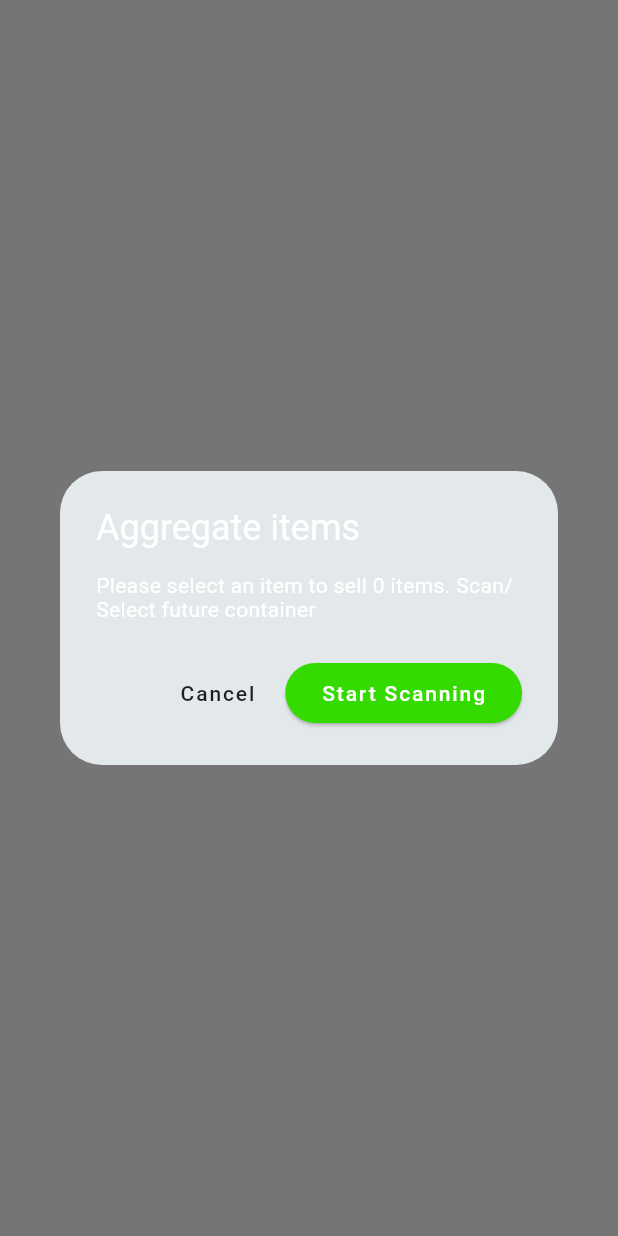
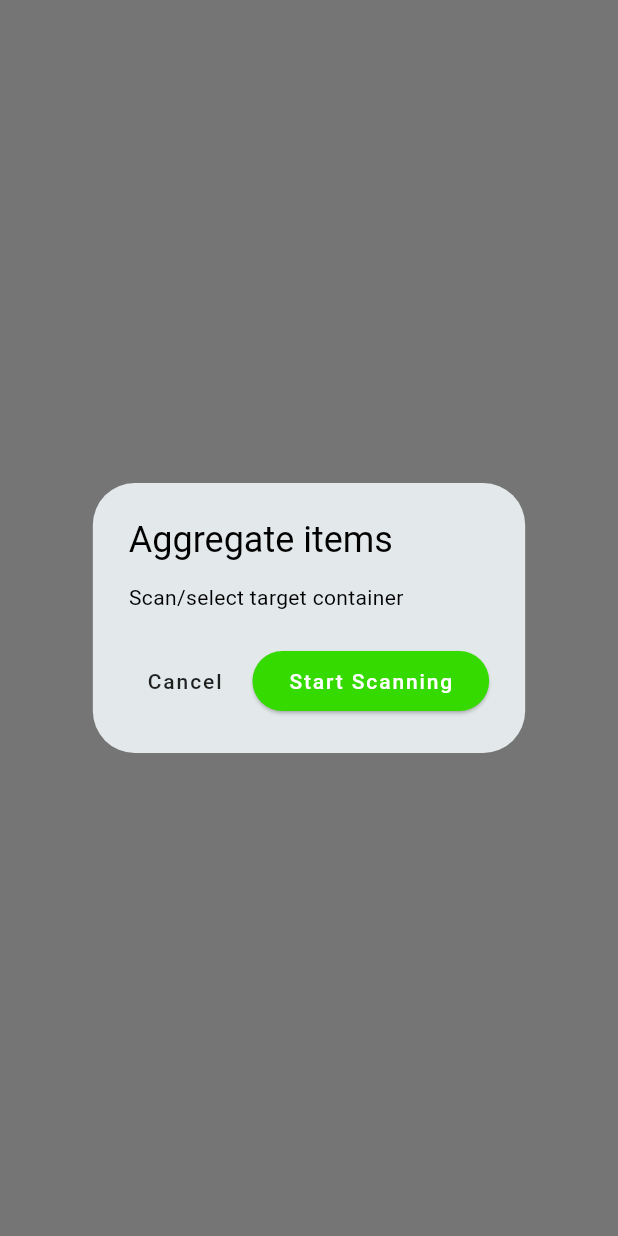
Before and after one commit to dhruba79/tracefoodchain, a Flutter app: what showAggregateItemsDialog() shows on an empty page, opened directly with empty values, on a phone screen of 412 x 824 dp. Run offline on Flutter 3.47's test engine with Material 3 defaults, Android fonts, the phone set to English and light mode, and no system bars; our stand-ins replace camera, cloud_firestore, connectivity_plus, device_preview, firebase_auth, firebase_core and 10 more; missing offline and left inert: flutter_nfc_kit, mobile_scanner, workmanager; accounts and stored records are empty; generated files the repository leaves out were written again; statements that could not run were skipped.

Commit message:
bugfixes in aggregating items

```diff
--- a/lib/l10n/app_de.arb
+++ b/lib/l10n/app_de.arb
@@ -296,7 +296,7 @@
   "deviceToDevice": "Gerät-zu-Gerät",
   "ciatFirstSale": "CIAT Erstverkauf",
   "buyCoffeeDeviceToDevice": "Kaffee kaufen (Gerät-zu-Gerät)",
-  "scanSelectFutureContainer": "Container scannen/auswählen",
+  "scanSelectFutureContainer": "Zielbehälter scannen/auswählen",
   "scanContainerInstructions": "Verwenden Sie QR-Code/NFC oder wählen Sie manuell aus, wo der Kaffee gelagert werden soll.",
   "presentInfoToSeller": "Informationen dem Verkäufer präsentieren",
   "presentInfoToSellerInstructions": "Zeigen Sie dem Verkäufer den QR-Code oder NFC-Tag, um die Transaktion zu starten.",
--- a/lib/l10n/app_en.arb
+++ b/lib/l10n/app_en.arb
@@ -297,7 +297,7 @@
   "deviceToDevice": "Device-to-device",
   "ciatFirstSale": "CIAT first sale",
   "buyCoffeeDeviceToDevice": "Buy Coffee (device-to-device)",
-  "scanSelectFutureContainer": "Scan/Select future container",
+  "scanSelectFutureContainer": "Scan/select target container",
   "scanContainerInstructions": "Use QR-Code/NFC or select manually to specify where the coffee will be stored.",
   "presentInfoToSeller": "Present information to seller",
   "presentInfoToSellerInstructions": "Show the QR code or NFC tag to the seller to initiate the transaction.",
--- a/lib/services/aggregate_items.dart
+++ b/lib/services/aggregate_items.dart
@@ -22,7 +22,7 @@ Future<void> aggregateItems(
 
   // Step 2: Get or create the receiving container object
   Map<String, dynamic> receivingContainer = await getObjectOrGenerateNew(
-      receivingContainerUID, "container", "alternateUid");
+      receivingContainerUID, ["container","bag","building","transportVehicle"], "alternateUid");
 
   if (getObjectMethodUID(receivingContainer).isEmpty) {
     receivingContainer["identity"]["alternateIDs"] ??= [];
@@ -63,6 +63,7 @@ Future<void> aggregateItems(
     }
   }
 
-  await fshowInfoDialog(context,
-      "Aggregation complete. ${selectedItemUIDs.length} items moved to the new container.");
+  // Step 4: Show completion dialog
+  // await fshowInfoDialog(context,
+  //     "Aggregation complete. ${selectedItemUIDs.length} items moved to the new container.");
 }
--- a/lib/widgets/shared_widgets.dart
+++ b/lib/widgets/shared_widgets.dart
@@ -122,9 +122,11 @@ Future<void> showAggregateItemsDialog(
     builder: (BuildContext context) {
       final l10n = AppLocalizations.of(context)!;
       return AlertDialog(
-        title: Text(l10n.aggregateItems),
+        title: Text(l10n.aggregateItems,
+            style: const TextStyle(color: Colors.black)),
         content: Text(
-            '${l10n.selectItemToSell} ${selectedItemUIDs.length} items. ${l10n.scanSelectFutureContainer}'),
+            '${l10n.scanSelectFutureContainer}',
+            style: const TextStyle(color: Colors.black)),
         actions: <Widget>[
           TextButton(
             child: Text(l10n.cancel),
--- a/lib/widgets/stepper_buy_coffee.dart
+++ b/lib/widgets/stepper_buy_coffee.dart
@@ -259,7 +259,7 @@ Future<List<Map<String, dynamic>>> initBuyCoffee(
   List<Map<String, dynamic>> rList = [];
 
   receivingContainer = await getObjectOrGenerateNew(
-      receivingContainerUID, "container", "alternateUid");
+      receivingContainerUID, ["container","bag","building","transportVehicle"], "alternateUid");
   if (getObjectMethodUID(receivingContainer) == "") {
     receivingContainer["identity"]["alternateIDs"]
         .add({"UID": receivingContainerUID, "issuedBy": "owner"});
--- a/lib/widgets/stepper_first_sale.dart
+++ b/lib/widgets/stepper_first_sale.dart
@@ -610,7 +610,7 @@ Future<void> sellCoffee(SaleInfo saleInfo, String containerType) async {
   // 1. Check if receiving container exists. If not generate new one.
   receivingContainer = {};
   receivingContainer = await getObjectOrGenerateNew(
-      saleInfo.receivingContainerUID!, containerType, "alternateUid");
+      saleInfo.receivingContainerUID!, [containerType], "alternateUid");
   if (getObjectMethodUID(receivingContainer) == "") {
     receivingContainer["identity"]["alternateIDs"]
         .add({"UID": saleInfo.receivingContainerUID, "issuedBy": "owner"});
@@ -625,7 +625,7 @@ Future<void> sellCoffee(SaleInfo saleInfo, String containerType) async {
   //look for a field that have geoId as alternateIDs
   field = {};
   field =
-      await getObjectOrGenerateNew(saleInfo.geoId!, "field", "alternateUid");
+      await getObjectOrGenerateNew(saleInfo.geoId!, ["field"], "alternateUid");
 
   if (getObjectMethodUID(field) == "") {
     field["identity"]["alternateIDs"]
@@ -637,7 +637,7 @@ Future<void> sellCoffee(SaleInfo saleInfo, String containerType) async {
   //! due to project specifications, field and company are the same for Honduras atm
   seller = {};
   seller =
-      await getObjectOrGenerateNew(saleInfo.geoId!, "company", "alternateUid");
+      await getObjectOrGenerateNew(saleInfo.geoId!, ["company"], "alternateUid");
   //ToDo: Would be better to have company information
   if (getObjectMethodUID(seller) == "") {
     seller["identity"]["alternateIDs"]
--- a/lib/widgets/stepper_sell_coffee.dart
+++ b/lib/widgets/stepper_sell_coffee.dart
@@ -313,6 +313,7 @@ class _CoffeeSaleStepperState extends State<CoffeeSaleStepper> {
 
                             transfer_ownership =
                                 await setObjectMethod(transfer_ownership, true);
+                            Navigator.of(context).pop();
                           }
                         });
                         break;
```
Also changed, not shown: lib/services/open_ral_service.dart (+5 -5 lines), lib/widgets/items_list_widget.dart (+20 -2 lines).
